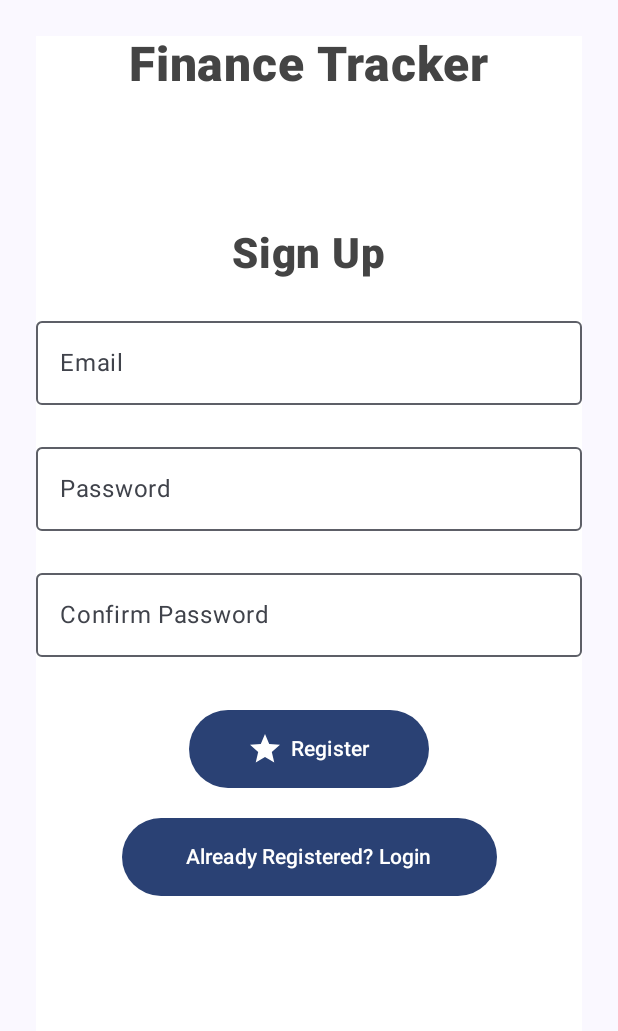
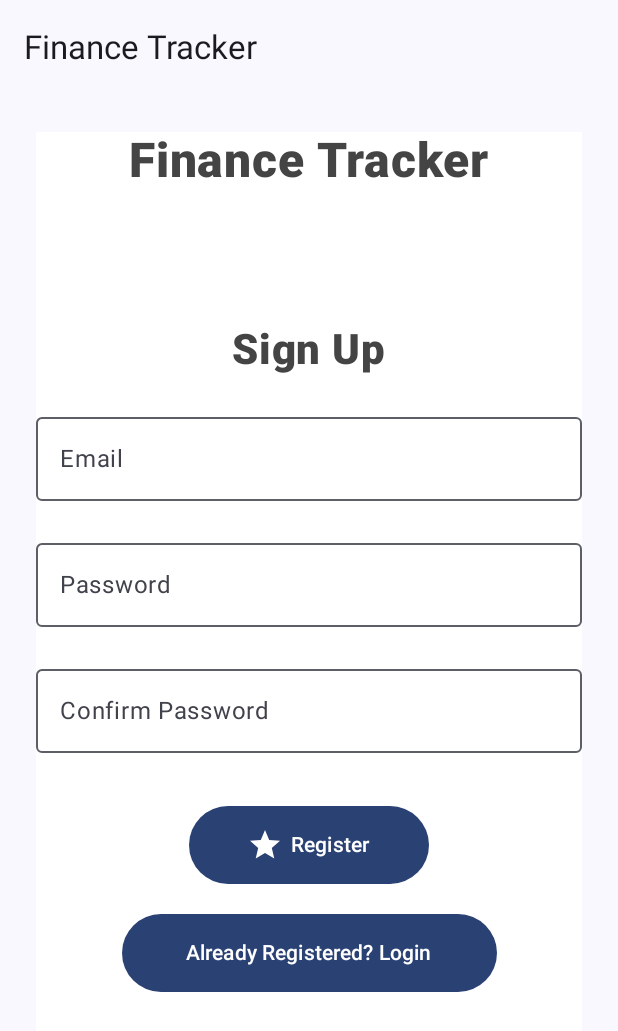
Before and after one commit to KyleFlynn1/FinanceTracker-AndroidApp, an Android app built with Jetpack Compose: the screen it shows after launch (MainActivity), on a phone screen of 412 x 824 dp. Shown: the top 1031 px of the screen. Run offline under Robolectric (Android 15) with nearby library versions, the phone set to English and light mode, and no system bars.

```diff
--- a/app/build.gradle.kts
+++ b/app/build.gradle.kts
@@ -51,6 +51,7 @@ dependencies {
     implementation(libs.androidx.compose.ui.tooling.preview)
     implementation(libs.androidx.compose.material3)
     implementation(libs.androidx.compose.foundation)
+    implementation(libs.androidx.navigation.compose)
     testImplementation(libs.junit)
     androidTestImplementation(libs.androidx.junit)
     androidTestImplementation(libs.androidx.espresso.core)
--- /dev/null
+++ b/app/src/main/java/com/example/financetracker/FinanceScreen.kt
@@ -0,0 +1,60 @@
+package com.example.financetracker
+
+import androidx.compose.foundation.layout.padding
+import androidx.compose.material.icons.Icons
+import androidx.compose.material.icons.filled.ArrowBack
+import androidx.compose.material3.*
+import androidx.compose.runtime.Composable
+import androidx.compose.ui.Modifier
+import androidx.navigation.NavHostController
+import androidx.navigation.compose.NavHost
+import androidx.navigation.compose.composable
+import androidx.navigation.compose.rememberNavController
+
+// Top app bar composable
+@OptIn(ExperimentalMaterial3Api::class)
+@Composable
+fun FinanceAppBar(
+    canNavigateBack: Boolean,
+    navigateUp: () -> Unit
+) {
+    TopAppBar(
+        title = { Text("Finance Tracker") },
+        navigationIcon = {
+            if (canNavigateBack) {
+                IconButton(onClick = navigateUp) {
+                    Icon(Icons.Filled.ArrowBack, contentDescription = null)
+                }
+            }
+        }
+    )
+}
+
+@Composable
+fun FinanceApp(
+    navController: NavHostController = rememberNavController()
+) {
+    Scaffold(
+        topBar = {
+            FinanceAppBar(
+                canNavigateBack = navController.previousBackStackEntry != null,
+                navigateUp = { navController.navigateUp() }
+            )
+        }
+    ) { innerPadding ->
+        NavHost(
+            navController = navController,
+            startDestination = "signup",
+            modifier = Modifier.padding(innerPadding)
+        ) {
+            composable("signup") {
+                SignupScreen()
+            }
+            composable("login") {
+                LoginScreen()
+            }
+            composable("home") {
+            }
+        }
+    }
+}
--- /dev/null
+++ b/app/src/main/java/com/example/financetracker/FinanceViewModel.kt
@@ -0,0 +1,26 @@
+package com.example.financetracker
+
+import androidx.lifecycle.ViewModel
+import kotlinx.coroutines.flow.MutableStateFlow
+import kotlinx.coroutines.flow.StateFlow
+import kotlinx.coroutines.flow.asStateFlow
+import kotlinx.coroutines.flow.update
+import java.text.NumberFormat
+import java.text.SimpleDateFormat
+import java.util.Calendar
+import java.util.Locale
+
+/**
+ * Data class to hold the UI state for the finance tracker.
+ */
+data class FinanceUiState(
+    val placeholder: String = ""
+)
+
+/*
+*   FinanceViewModel holds info about the users finance details and does calcualtions for statistics to be displayed
+*/
+class FinanceViewModel : ViewModel() {
+    private val _uiState = MutableStateFlow(FinanceUiState())
+    val uiState: StateFlow<FinanceUiState> = _uiState.asStateFlow()
+}
--- /dev/null
+++ b/app/src/main/java/com/example/financetracker/LoginScreen.kt
@@ -0,0 +1,126 @@
+package com.example.financetracker
+
+import androidx.compose.foundation.background
+import androidx.compose.foundation.layout.Column
+import androidx.compose.foundation.layout.Spacer
+import androidx.compose.foundation.layout.fillMaxSize
+import androidx.compose.foundation.layout.fillMaxWidth
+import androidx.compose.foundation.layout.height
+import androidx.compose.foundation.layout.padding
+import androidx.compose.foundation.layout.width
+import androidx.compose.foundation.shape.RoundedCornerShape
+import androidx.compose.material.icons.Icons
+import androidx.compose.material.icons.filled.Star
+import androidx.compose.material3.Button
+import androidx.compose.material3.Icon
+import androidx.compose.material3.OutlinedTextField
+import androidx.compose.material3.Text
+import androidx.compose.runtime.Composable
+import androidx.compose.runtime.getValue
+import androidx.compose.runtime.mutableStateOf
+import androidx.compose.runtime.remember
+import androidx.compose.runtime.setValue
+import androidx.compose.ui.Alignment
+import androidx.compose.ui.Modifier
+import androidx.compose.ui.graphics.Color
+import androidx.compose.ui.text.font.FontWeight
+import androidx.compose.ui.tooling.preview.Preview
+import androidx.compose.ui.unit.dp
+import androidx.compose.ui.unit.sp
+import com.example.financetracker.ui.theme.FinanceTrackerTheme
+
+@Composable
+fun LoginScreen(modifier: Modifier = Modifier) {
+
+    var email by remember { mutableStateOf("") }
+    var password by remember { mutableStateOf("") }
+    var confirmPassword by remember { mutableStateOf("") }
+
+    Column(
+        modifier = modifier
+            .padding(24.dp)
+            .background(Color.White)
+            .fillMaxSize(),
+        horizontalAlignment = Alignment.CenterHorizontally
+    ) {
+        Text(
+            text = "Finance Tracker",
+            fontSize = 32.sp,
+            fontWeight = FontWeight.ExtraBold,
+            color = Color.DarkGray,
+            modifier = modifier
+                .align(Alignment.CenterHorizontally)
+        )
+
+        Spacer(Modifier.height(90.dp))
+
+        Text(
+            text = "Login",
+            fontSize = 28.sp,
+            fontWeight = FontWeight.ExtraBold,
+            color = Color.DarkGray,
+            modifier = modifier
+                .align(Alignment.CenterHorizontally)
+        )
+
+        Spacer(Modifier.height(20.dp))
+
+        OutlinedTextField(
+            value = email,
+            onValueChange = {email = it},
+            label = { Text("Email")},
+            modifier = Modifier.fillMaxWidth()
+        )
+
+        Spacer(Modifier.height(20.dp))
+
+        OutlinedTextField(
+            value = password,
+            onValueChange = {password = it},
+            label = { Text("Password")},
+            modifier = Modifier.fillMaxWidth()
+        )
+
+        Spacer(Modifier.height(20.dp))
+
+        OutlinedTextField(
+            value = confirmPassword,
+            onValueChange = {confirmPassword = it},
+            label = { Text("Confirm Password")},
+            modifier = Modifier.fillMaxWidth()
+        )
+
+        Spacer(Modifier.height(35.dp))
+
+        Button(
+            onClick = { onRegister() },
+            modifier = Modifier
+                .width(160.dp)
+                .height(52.dp),
+            shape = RoundedCornerShape(30.dp)
+        ) {
+            Icon(Icons.Default.Star, contentDescription = null)
+            Spacer(Modifier.width(5.dp))
+            Text("Register")
+        }
+
+        Spacer(Modifier.height(20.dp))
+
+        Button(
+            onClick = { onLoginSwitch() },
+            modifier = Modifier
+                .width(250.dp)
+                .height(52.dp),
+            shape = RoundedCornerShape(30.dp)
+        ) { Text("Already Registered? Login") }
+
+    }
+}
+
+@Preview(showBackground = true, showSystemUi = true )
+@Composable
+fun LoginPreview() {
+    FinanceTrackerTheme {
+        LoginScreen()
+    }
+}
--- a/app/src/main/java/com/example/financetracker/MainActivity.kt
+++ b/app/src/main/java/com/example/financetracker/MainActivity.kt
@@ -1,156 +1,18 @@
 package com.example.financetracker
 
-import android.graphics.Paint
 import android.os.Bundle
 import androidx.activity.ComponentActivity
 import androidx.activity.compose.setContent
 import androidx.activity.enableEdgeToEdge
-import androidx.compose.foundation.background
-import androidx.compose.foundation.layout.Column
-import androidx.compose.foundation.layout.Spacer
-import androidx.compose.foundation.layout.fillMaxSize
-import androidx.compose.foundation.layout.fillMaxWidth
-import androidx.compose.foundation.layout.height
-import androidx.compose.foundation.layout.padding
-import androidx.compose.foundation.layout.width
-import androidx.compose.foundation.shape.RoundedCornerShape
-import androidx.compose.material.icons.Icons
-import androidx.compose.material.icons.filled.Star
-import androidx.compose.material3.Button
-import androidx.compose.material3.FilledIconButton
-import androidx.compose.material3.FloatingActionButton
-import androidx.compose.material3.OutlinedTextField
-import androidx.compose.material3.Scaffold
-import androidx.compose.material3.Text
-import androidx.compose.runtime.Composable
-import androidx.compose.runtime.getValue
-import androidx.compose.runtime.mutableStateOf
-import androidx.compose.runtime.remember
-import androidx.compose.runtime.setValue
-import androidx.compose.ui.Alignment
-import androidx.compose.ui.Modifier
-import androidx.compose.ui.graphics.Color
-import androidx.compose.ui.modifier.modifierLocalConsumer
-import androidx.compose.ui.text.font.FontWeight
-import androidx.compose.ui.tooling.preview.Preview
-import androidx.compose.ui.unit.dp
-import androidx.compose.ui.unit.sp
 import com.example.financetracker.ui.theme.FinanceTrackerTheme
-import androidx.compose.material3.Button
-import androidx.compose.material3.Icon
-
 class MainActivity : ComponentActivity() {
     override fun onCreate(savedInstanceState: Bundle?) {
         super.onCreate(savedInstanceState)
         enableEdgeToEdge()
         setContent {
             FinanceTrackerTheme {
-                Scaffold(modifier = Modifier.fillMaxSize()) { innerPadding ->
-                    SignupScreen(
-                        modifier = Modifier.padding(innerPadding)
-                    )
-                }
+                FinanceApp()
             }
         }
     }
 }
-
-@Composable
-fun SignupScreen(modifier: Modifier = Modifier) {
-
-    var email by remember { mutableStateOf("") }
-    var password by remember { mutableStateOf("") }
-    var confirmPassword by remember { mutableStateOf("") }
-
-    Column(
-        modifier = modifier
-            .padding(24.dp)
-            .background(Color.White)
-            .fillMaxSize(),
-        horizontalAlignment = Alignment.CenterHorizontally
-    ) {
-        Text(
-            text = "Finance Tracker",
-            fontSize = 32.sp,
-            fontWeight = FontWeight.ExtraBold,
-            color = Color.DarkGray,
-            modifier = modifier
-                .align(Alignment.CenterHorizontally)
-        )
-
-        Spacer(Modifier.height(90.dp))
-
-        Text(
-            text = "Sign Up",
-            fontSize = 28.sp,
-            fontWeight = FontWeight.ExtraBold,
-            color = Color.DarkGray,
-            modifier = modifier
-                .align(Alignment.CenterHorizontally)
-        )
-
-        Spacer(Modifier.height(20.dp))
-
-        OutlinedTextField(
-            value = email,
-            onValueChange = {email = it},
-            label = { Text("Email")},
-            modifier = Modifier.fillMaxWidth()
-        )
-
-        Spacer(Modifier.height(20.dp))
-
-        OutlinedTextField(
-            value = password,
-            onValueChange = {password = it},
-            label = { Text("Password")},
-            modifier = Modifier.fillMaxWidth()
-        )
-
-        Spacer(Modifier.height(20.dp))
-
-        OutlinedTextField(
-            value = confirmPassword,
-            onValueChange = {confirmPassword = it},
-            label = { Text("Confirm Password")},
-            modifier = Modifier.fillMaxWidth()
-        )
-
-        Spacer(Modifier.height(35.dp))
-
-        Button(
-            onClick = { onRegister() },
-            modifier = Modifier
-                .width(160.dp)
-                .height(52.dp),
-            shape = RoundedCornerShape(30.dp)
-        ) {
-            Icon(Icons.Default.Star, contentDescription = null)
-            Spacer(Modifier.width(5.dp))
-            Text("Register")
-        }
-
-        Spacer(Modifier.height(20.dp))
-
-        Button(
-            onClick = { onLoginSwitch() },
-            modifier = Modifier
-                .width(250.dp)
-                .height(52.dp),
-            shape = RoundedCornerShape(30.dp)
-        ) { Text("Already Registered? Login") }
-
-    }
-}
-
-fun onRegister() {}
-
-fun onLoginSwitch() {}
-
-@Preview(showBackground = true, showSystemUi = true )
-@Composable
-fun SignUpPreview() {
-    FinanceTrackerTheme {
-        SignupScreen()
-    }
-}
--- /dev/null
+++ b/app/src/main/java/com/example/financetracker/SignupScreen.kt
@@ -0,0 +1,131 @@
+package com.example.financetracker
+
+import androidx.compose.foundation.background
+import androidx.compose.foundation.layout.Column
+import androidx.compose.foundation.layout.Spacer
+import androidx.compose.foundation.layout.fillMaxSize
+import androidx.compose.foundation.layout.fillMaxWidth
+import androidx.compose.foundation.layout.height
+import androidx.compose.foundation.layout.padding
+import androidx.compose.foundation.layout.width
+import androidx.compose.foundation.shape.RoundedCornerShape
+import androidx.compose.material.icons.Icons
+import androidx.compose.material.icons.filled.Star
+import androidx.compose.material3.Button
+import androidx.compose.material3.Icon
+import androidx.compose.material3.OutlinedTextField
+import androidx.compose.material3.Text
+import androidx.compose.runtime.Composable
+import androidx.compose.runtime.getValue
+import androidx.compose.runtime.mutableStateOf
+import androidx.compose.runtime.remember
+import androidx.compose.runtime.setValue
+import androidx.compose.ui.Alignment
+import androidx.compose.ui.Modifier
+import androidx.compose.ui.graphics.Color
+import androidx.compose.ui.text.font.FontWeight
+import androidx.compose.ui.tooling.preview.Preview
+import androidx.compose.ui.unit.dp
+import androidx.compose.ui.unit.sp
+import com.example.financetracker.ui.theme.FinanceTrackerTheme
+
+@Composable
+fun SignupScreen(modifier: Modifier = Modifier) {
+
+    var email by remember { mutableStateOf("") }
+    var password by remember { mutableStateOf("") }
+    var confirmPassword by remember { mutableStateOf("") }
+
+    Column(
+        modifier = modifier
+            .padding(24.dp)
+            .background(Color.White)
+            .fillMaxSize(),
+        horizontalAlignment = Alignment.CenterHorizontally
+    ) {
+        Text(
+            text = "Finance Tracker",
+            fontSize = 32.sp,
+            fontWeight = FontWeight.ExtraBold,
+            color = Color.DarkGray,
+            modifier = modifier
+                .align(Alignment.CenterHorizontally)
+        )
+
+        Spacer(Modifier.height(90.dp))
+
+        Text(
+            text = "Sign Up",
+            fontSize = 28.sp,
+            fontWeight = FontWeight.ExtraBold,
+            color = Color.DarkGray,
+            modifier = modifier
+                .align(Alignment.CenterHorizontally)
+        )
+
+        Spacer(Modifier.height(20.dp))
+
+        OutlinedTextField(
+            value = email,
+            onValueChange = {email = it},
+            label = { Text("Email")},
+            modifier = Modifier.fillMaxWidth()
+        )
+
+        Spacer(Modifier.height(20.dp))
+
+        OutlinedTextField(
+            value = password,
+            onValueChange = {password = it},
+            label = { Text("Password")},
+            modifier = Modifier.fillMaxWidth()
+        )
+
+        Spacer(Modifier.height(20.dp))
+
+        OutlinedTextField(
+            value = confirmPassword,
+            onValueChange = {confirmPassword = it},
+            label = { Text("Confirm Password")},
+            modifier = Modifier.fillMaxWidth()
+        )
+
+        Spacer(Modifier.height(35.dp))
+
+        Button(
+            onClick = { onRegister() },
+            modifier = Modifier
+                .width(160.dp)
+                .height(52.dp),
+            shape = RoundedCornerShape(30.dp)
+        ) {
+            Icon(Icons.Default.Star, contentDescription = null)
+            Spacer(Modifier.width(5.dp))
+            Text("Register")
+        }
+
+        Spacer(Modifier.height(20.dp))
+
+        Button(
+            onClick = { onLoginSwitch() },
+            modifier = Modifier
+                .width(250.dp)
+                .height(52.dp),
+            shape = RoundedCornerShape(30.dp)
+        ) { Text("Already Registered? Login") }
+
+    }
+}
+
+fun onRegister() {}
+
+fun onLoginSwitch() {
+}
+
+@Preview(showBackground = true, showSystemUi = true )
+@Composable
+fun SignUpPreview() {
+    FinanceTrackerTheme {
+        SignupScreen()
+    }
+}
--- a/gradle/libs.versions.toml
+++ b/gradle/libs.versions.toml
@@ -9,6 +9,8 @@ lifecycleRuntimeKtx = "2.6.1"
 activityCompose = "1.8.0"
 composeBom = "2024.09.00"
 foundation = "1.9.4"
+navigation = "2.9.6"
+
 
 [libraries]
 androidx-core-ktx = { group = "androidx.core", name = "core-ktx", version.ref = "coreKtx" }
@@ -26,6 +28,7 @@ androidx-compose-ui-test-manifest = { group = "androidx.compose.ui", name = "ui-
 androidx-compose-ui-test-junit4 = { group = "androidx.compose.ui", name = "ui-test-junit4" }
 androidx-compose-material3 = { group = "androidx.compose.material3", name = "material3" }
 androidx-compose-foundation = { group = "androidx.compose.foundation", name = "foundation", version.ref = "foundation" }
+androidx-navigation-compose = { group = "androidx.navigation", name = "navigation-compose", version.ref = "navigation" }
 
 [plugins]
 android-application = { id = "com.android.application", version.ref = "agp" }
```
